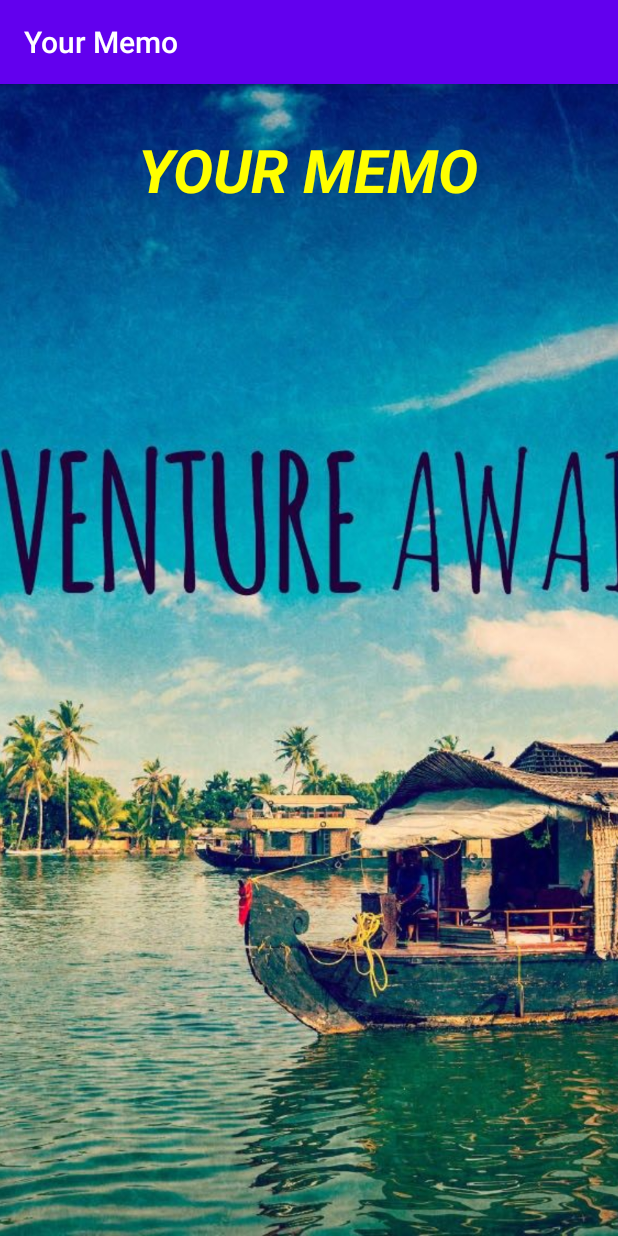
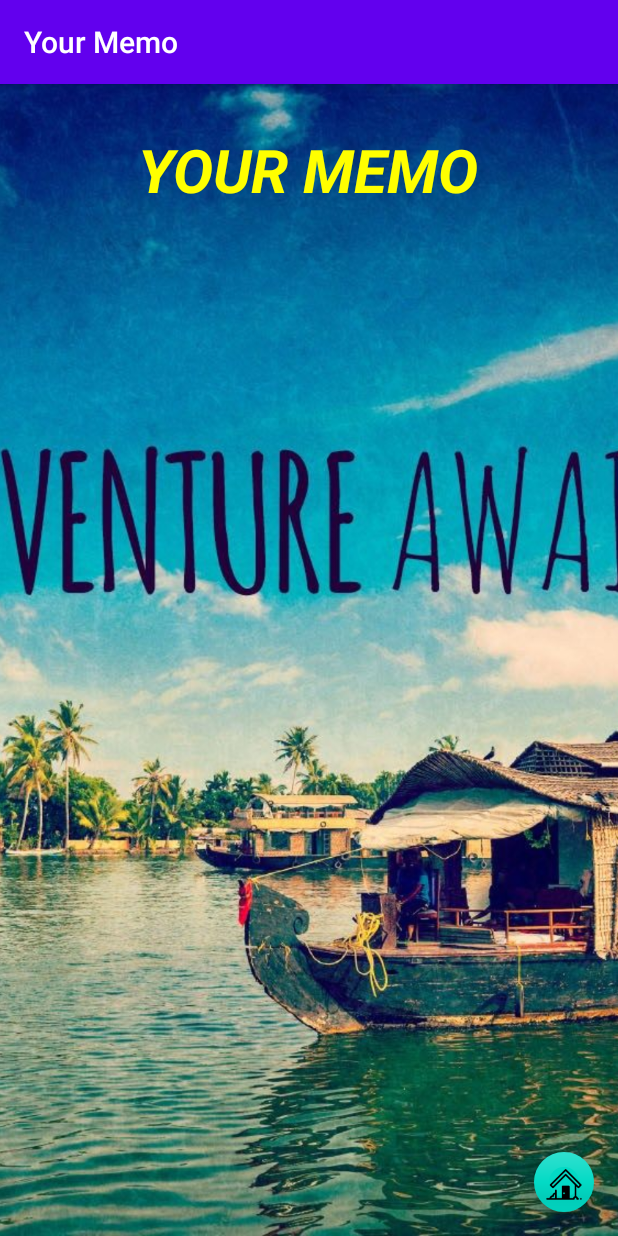
Before and after one commit to KushanTharaka97/TravelGuide, an Android app: the YourMemo screen opened directly, with no data from a screen before it, on a phone screen of 412 x 824 dp. Run offline under Robolectric (Android 15) with nearby library versions, the phone set to English and light mode, and no system bars.

Commit message:
ADDED FLOATING action Button to the YourMemo view and set up in the activity also

```diff
--- a/app/src/main/java/com/example/android/travelguideme/YourMemo.java
+++ b/app/src/main/java/com/example/android/travelguideme/YourMemo.java
@@ -2,7 +2,11 @@ package com.example.android.travelguideme;
 
 import androidx.appcompat.app.AppCompatActivity;
 
+import android.content.Intent;
 import android.os.Bundle;
+import android.view.View;
+
+import com.google.android.material.floatingactionbutton.FloatingActionButton;
 
 public class YourMemo extends AppCompatActivity {
 
@@ -10,5 +14,15 @@ public class YourMemo extends AppCompatActivity {
     protected void onCreate(Bundle savedInstanceState) {
         super.onCreate(savedInstanceState);
         setContentView(R.layout.activity_your_memo);
+
+        // Setup FAB to open EditorActivity
+        FloatingActionButton fab = (FloatingActionButton) findViewById(R.id.fab);
+        fab.setOnClickListener(new View.OnClickListener() {
+            @Override
+            public void onClick(View view) {
+                Intent intent = new Intent(YourMemo.this, MainActivity.class);
+                startActivity(intent);
+            }
+        });
     }
 }
--- a/app/src/main/res/layout/activity_your_memo.xml
+++ b/app/src/main/res/layout/activity_your_memo.xml
@@ -3,6 +3,7 @@
     xmlns:tools="http://schemas.android.com/tools"
     android:layout_width="match_parent"
     android:layout_height="match_parent"
+    xmlns:app="http://schemas.android.com/apk/res-auto"
     android:orientation="vertical"
     tools:context=".YourMemo">
 
@@ -20,4 +21,18 @@
         android:textColor="@color/brightYellow"/>
 
 
+
+    <com.google.android.material.floatingactionbutton.FloatingActionButton
+        android:id="@+id/fab"
+        android:layout_width="wrap_content"
+        android:layout_height="wrap_content"
+        android:layout_alignParentBottom="true"
+        android:layout_alignParentRight="true"
+        android:layout_margin = "@dimen/fab_margin"
+        android:src="@drawable/home_icon_02"
+        app:fabSize="mini"
+        app:borderWidth="10dp"
+        />
+
+
 </RelativeLayout>
```
